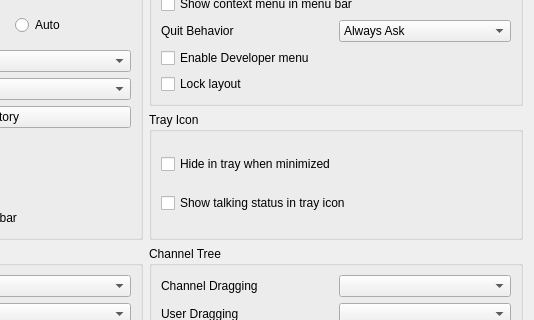
Old version of the form src/mumble/LookConfig.ui in the repository mumble-voip/mumble; both pictures show x 243 to 777 and y 161 to 481 of the 777 by 1273 pixel window.
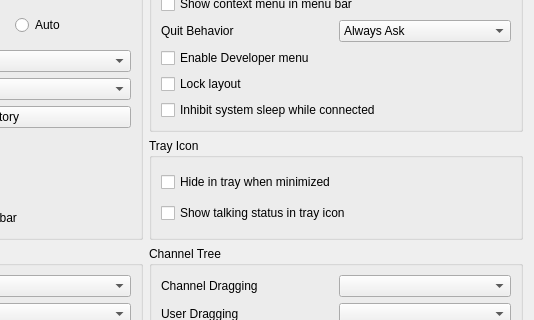
New version of the form. Icons and pictures are not drawn. Custom widgets are drawn as their Qt base class.

Commit message: Implemented OS correct Sleep Inhibition

Diff of the .ui file:
```diff
--- a/src/mumble/LookConfig.ui
+++ b/src/mumble/LookConfig.ui
@@ -141,6 +141,16 @@
         </property>
        </widget>
       </item>
+      <item row="5" column="0" colspan="2">
+       <widget class="QCheckBox" name="qcbInhibitSleep">
+        <property name="toolTip">
+         <string>Prevents the computer from sleeping while connected to a server</string>
+        </property>
+        <property name="text">
+         <string>Inhibit system sleep while connected</string>
+        </property>
+       </widget>
+      </item>
      </layout>
     </widget>
    </item>
```
The commit also changes 9 other files.
